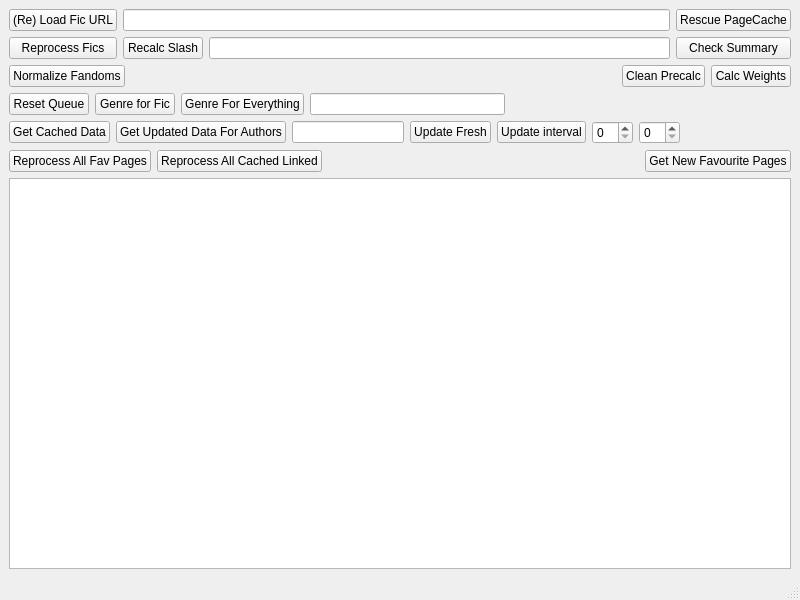
This is UI/servitorwindow.ui in Zeks/flipper as Qt 5 draws it before an edit. The edited form follows.
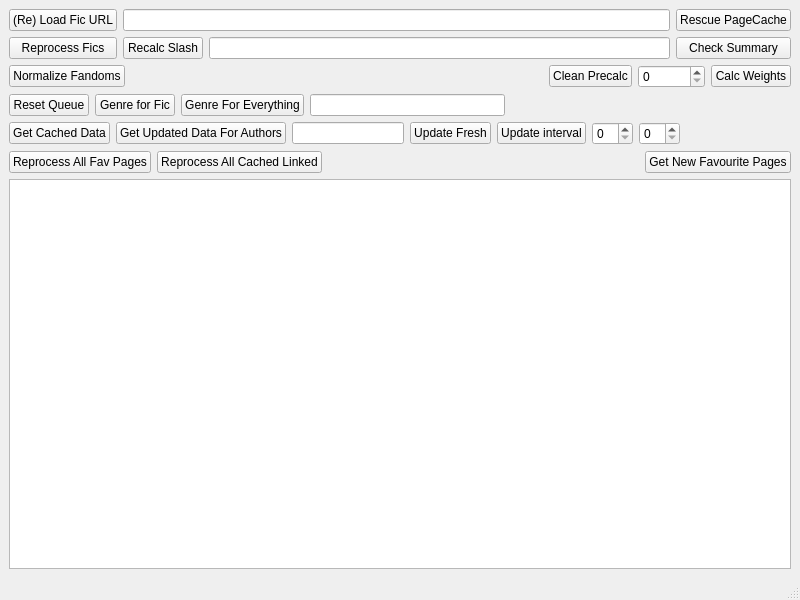
This is the edited form.

Patch:
```diff
--- a/UI/servitorwindow.ui
+++ b/UI/servitorwindow.ui
@@ -185,6 +185,13 @@
         </property>
        </widget>
       </item>
+      <item>
+       <widget class="QSpinBox" name="sbFicCount">
+        <property name="maximum">
+         <number>1000000</number>
+        </property>
+       </widget>
+      </item>
       <item>
        <widget class="QPushButton" name="pbCalcWeights">
         <property name="text">
```
